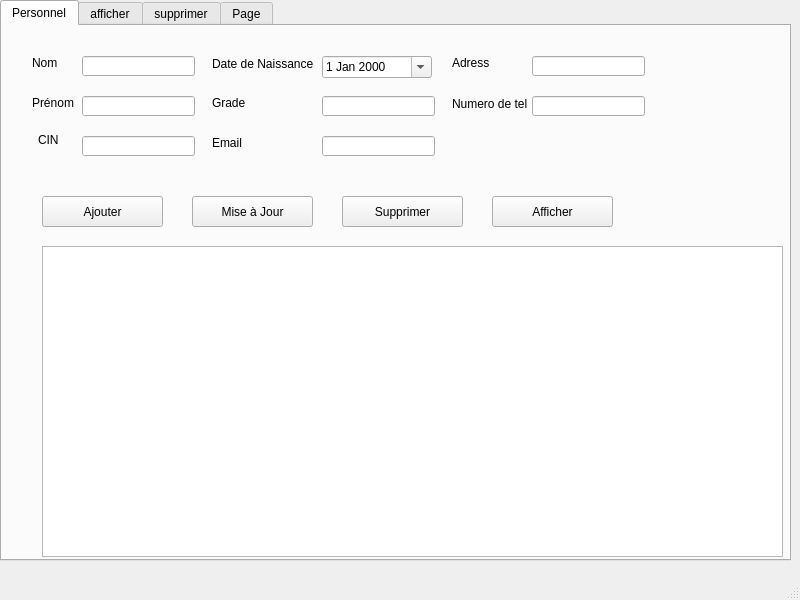
msii-esprit/Projet_CPP_2A26, file mainwindow.ui: the form before one commit.
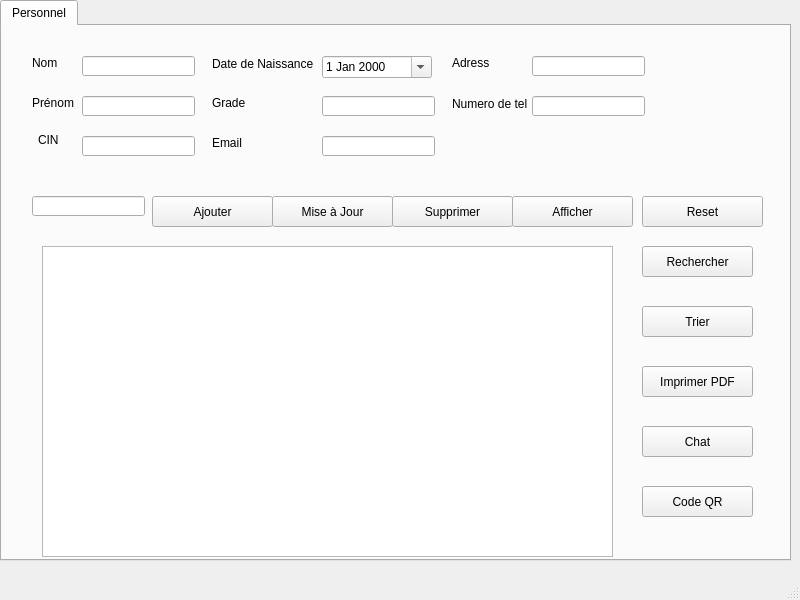
The form after the commit.

```diff
--- a/mainwindow.ui
+++ b/mainwindow.ui
@@ -143,7 +143,7 @@
      <widget class="QPushButton" name="pb_ajouter">
       <property name="geometry">
        <rect>
-        <x>40</x>
+        <x>150</x>
         <y>170</y>
         <width>121</width>
         <height>31</height>
@@ -156,7 +156,7 @@
      <widget class="QPushButton" name="pushButton_afficher">
       <property name="geometry">
        <rect>
-        <x>490</x>
+        <x>510</x>
         <y>170</y>
         <width>121</width>
         <height>31</height>
@@ -169,7 +169,7 @@
      <widget class="QPushButton" name="pushButtonSupprimer">
       <property name="geometry">
        <rect>
-        <x>340</x>
+        <x>390</x>
         <y>170</y>
         <width>121</width>
         <height>31</height>
@@ -182,7 +182,7 @@
      <widget class="QPushButton" name="pushButton_mise_a_jour">
       <property name="geometry">
        <rect>
-        <x>190</x>
+        <x>270</x>
         <y>170</y>
         <width>121</width>
         <height>31</height>
@@ -263,7 +263,7 @@
        <rect>
         <x>40</x>
         <y>220</y>
-        <width>741</width>
+        <width>571</width>
         <height>311</height>
        </rect>
       </property>
@@ -315,54 +315,94 @@
        <bool>true</bool>
       </property>
      </widget>
-    </widget>
-    <widget class="QWidget" name="widget">
-     <attribute name="title">
-      <string>afficher</string>
-     </attribute>
-     <widget class="QTableView" name="tableView_personnel_2">
+     <widget class="QPushButton" name="pushButton_recherche">
       <property name="geometry">
        <rect>
-        <x>10</x>
-        <y>40</y>
-        <width>501</width>
-        <height>251</height>
+        <x>640</x>
+        <y>220</y>
+        <width>111</width>
+        <height>31</height>
        </rect>
       </property>
+      <property name="text">
+       <string>Rechercher</string>
+      </property>
      </widget>
-    </widget>
-    <widget class="QWidget" name="tab_3">
-     <attribute name="title">
-      <string>supprimer</string>
-     </attribute>
-     <widget class="QLineEdit" name="lineEdit_id_sup">
+     <widget class="QPushButton" name="pushButton_Trier">
       <property name="geometry">
        <rect>
-        <x>270</x>
-        <y>130</y>
+        <x>640</x>
+        <y>280</y>
+        <width>111</width>
+        <height>31</height>
+       </rect>
+      </property>
+      <property name="text">
+       <string>Trier</string>
+      </property>
+     </widget>
+     <widget class="QPushButton" name="pushButton_PDF">
+      <property name="geometry">
+       <rect>
+        <x>640</x>
+        <y>340</y>
+        <width>111</width>
+        <height>31</height>
+       </rect>
+      </property>
+      <property name="text">
+       <string>Imprimer PDF</string>
+      </property>
+     </widget>
+     <widget class="QPushButton" name="pushButton_chat">
+      <property name="geometry">
+       <rect>
+        <x>640</x>
+        <y>400</y>
+        <width>111</width>
+        <height>31</height>
+       </rect>
+      </property>
+      <property name="text">
+       <string>Chat</string>
+      </property>
+     </widget>
+     <widget class="QPushButton" name="pushButton_QR">
+      <property name="geometry">
+       <rect>
+        <x>640</x>
+        <y>460</y>
+        <width>111</width>
+        <height>31</height>
+       </rect>
+      </property>
+      <property name="text">
+       <string>Code QR</string>
+      </property>
+     </widget>
+     <widget class="QPushButton" name="pushButton_Reset">
+      <property name="geometry">
+       <rect>
+        <x>640</x>
+        <y>170</y>
+        <width>121</width>
+        <height>31</height>
+       </rect>
+      </property>
+      <property name="text">
+       <string>Reset</string>
+      </property>
+     </widget>
+     <widget class="QLineEdit" name="lineEdit_rechercher">
+      <property name="geometry">
+       <rect>
+        <x>30</x>
+        <y>170</y>
         <width>113</width>
         <height>20</height>
        </rect>
       </property>
      </widget>
-     <widget class="QLabel" name="label">
-      <property name="geometry">
-       <rect>
-        <x>210</x>
-        <y>130</y>
-        <width>47</width>
-        <height>14</height>
-       </rect>
-      </property>
-      <property name="text">
-       <string>id</string>
-      </property>
-     </widget>
-    </widget>
-    <widget class="QWidget" name="tab_4">
-     <attribute name="title">
-      <string>Page</string>
-     </attribute>
     </widget>
    </widget>
   </widget>
```
